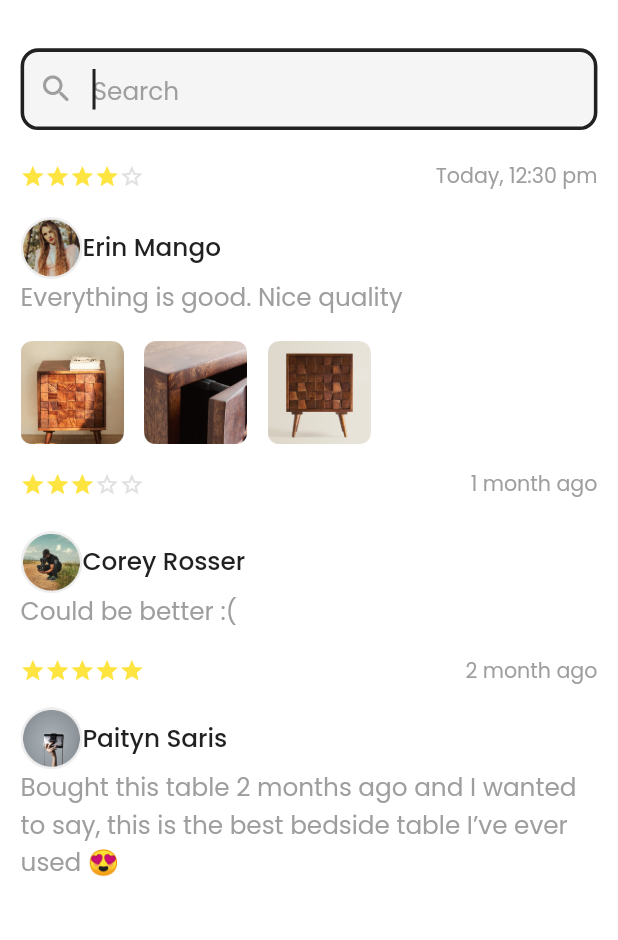
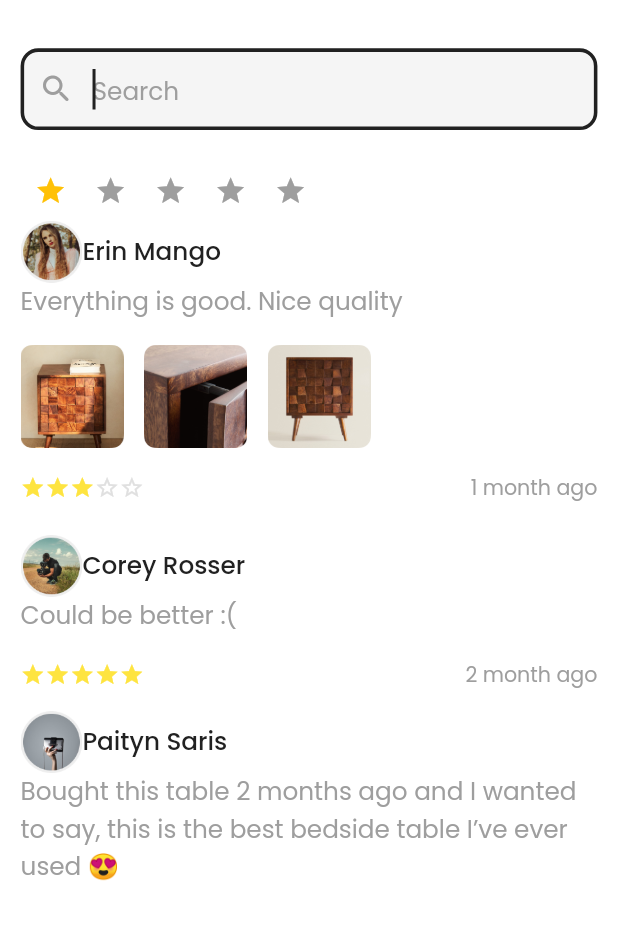
Before and after one commit to panchaniurvisha/ulmo_e_commerce, a Flutter app: the ReviewScreen screen opened directly, on a phone screen of 412 x 824 dp, the part 70-1010 px from its top. Run offline on Flutter 3.47's test engine with Material 2 defaults, Android fonts, the phone set to English and light mode, and no system bars; drawn by our look-alikes of flutter_rating_bar; our stand-ins replace cloud_firestore, firebase_auth, firebase_core, firebase_storage, fluttertoast, google_sign_in and 2 more; accounts and stored records are empty.

Commit message:
"12/7/2023"

```diff
--- a/lib/main.dart
+++ b/lib/main.dart
@@ -1,7 +1,7 @@
 import 'package:firebase_core/firebase_core.dart';
 import 'package:flutter/material.dart';
 import 'package:ulmo_e_commerce_app/res/constant/app_colors.dart';
-import 'package:ulmo_e_commerce_app/view/home/home_screen.dart';
+import 'package:ulmo_e_commerce_app/view/review_screen.dart';
 
 void main() async {
   WidgetsFlutterBinding.ensureInitialized();
@@ -22,6 +22,6 @@ class MyApp extends StatelessWidget {
           primarySwatch: Colors.blue,
         ),
         debugShowCheckedModeBanner: false,
-        home: const HomeScreen());
+        home: const ReviewScreen());
   }
 }
--- /dev/null
+++ b/lib/res/common/app_rating_bar.dart
@@ -0,0 +1,32 @@
+import 'package:flutter/material.dart';
+import 'package:flutter_rating_bar/flutter_rating_bar.dart';
+
+class AppRatingBar extends StatelessWidget {
+  const AppRatingBar({
+    super.key,
+  });
+
+  @override
+  Widget build(BuildContext context) {
+    double height = MediaQuery.of(context).size.height;
+    double width = MediaQuery.of(context).size.width;
+    return RatingBar.builder(
+      initialRating: 1,
+      minRating: 1,
+      direction: Axis.horizontal,
+      allowHalfRating: true,
+      itemCount: 5,
+      // itemPadding: const EdgeInsets.symmetric(horizontal: .0),
+      itemBuilder: (context, _) => Padding(
+        padding: EdgeInsets.symmetric(horizontal: height / 80),
+        child: Icon(
+          Icons.star,
+          color: Colors.amber,
+        ),
+      ),
+      onRatingUpdate: (rating) {
+        debugPrint("rating-------->$rating");
+      },
+    );
+  }
+}
--- a/lib/view/review_screen.dart
+++ b/lib/view/review_screen.dart
@@ -1,4 +1,5 @@
 import 'package:flutter/material.dart';
+import 'package:ulmo_e_commerce_app/res/common/app_rating_bar.dart';
 import 'package:ulmo_e_commerce_app/res/common/app_row.dart';
 import 'package:ulmo_e_commerce_app/res/common/app_text.dart';
 import 'package:ulmo_e_commerce_app/res/common/search_bar.dart';
@@ -20,6 +21,7 @@ class _ReviewScreenState extends State<ReviewScreen> {
     double width = MediaQuery.of(context).size.width;
     return SafeArea(
       child: Scaffold(
+        resizeToAvoidBottomInset: false,
         body: Padding(
           padding: EdgeInsets.symmetric(
               horizontal: width / 30, vertical: height / 80),
@@ -43,12 +45,7 @@ class _ReviewScreenState extends State<ReviewScreen> {
                 ],
               ),
               const AppSearchBar(),
-              Padding(
-                padding: EdgeInsets.only(bottom: height / 50),
-                child: const AppRow(
-                  text: AppString.time,
-                ),
-              ),
+              const AppRatingBar(),
               Row(
                 children: [
                   Image.asset(
--- a/pubspec.yaml
+++ b/pubspec.yaml
@@ -46,6 +46,7 @@ dependencies:
   shared_preferences: ^2.2.0
   google_sign_in: ^6.1.3
   country_state_city_pro: ^0.0.5
+  flutter_rating_bar: ^4.0.1
 
 dev_dependencies:
   flutter_test:
```
Also changed, not shown: lib/view/new_review_screen.dart (+10 -48 lines), pubspec.lock.
